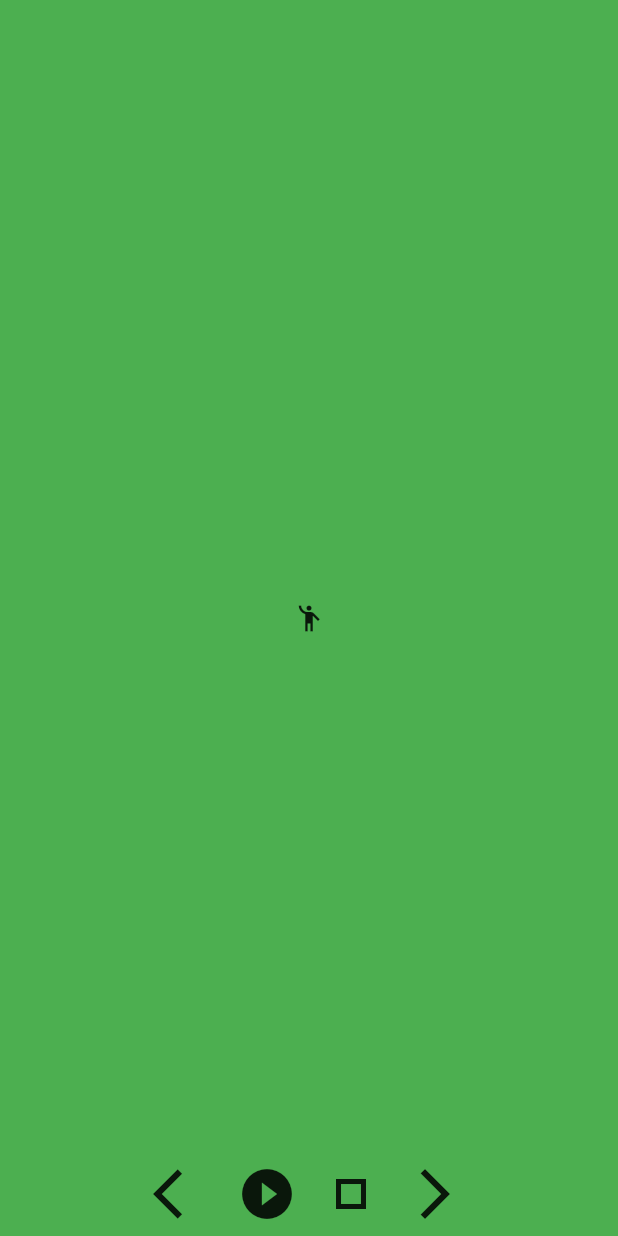
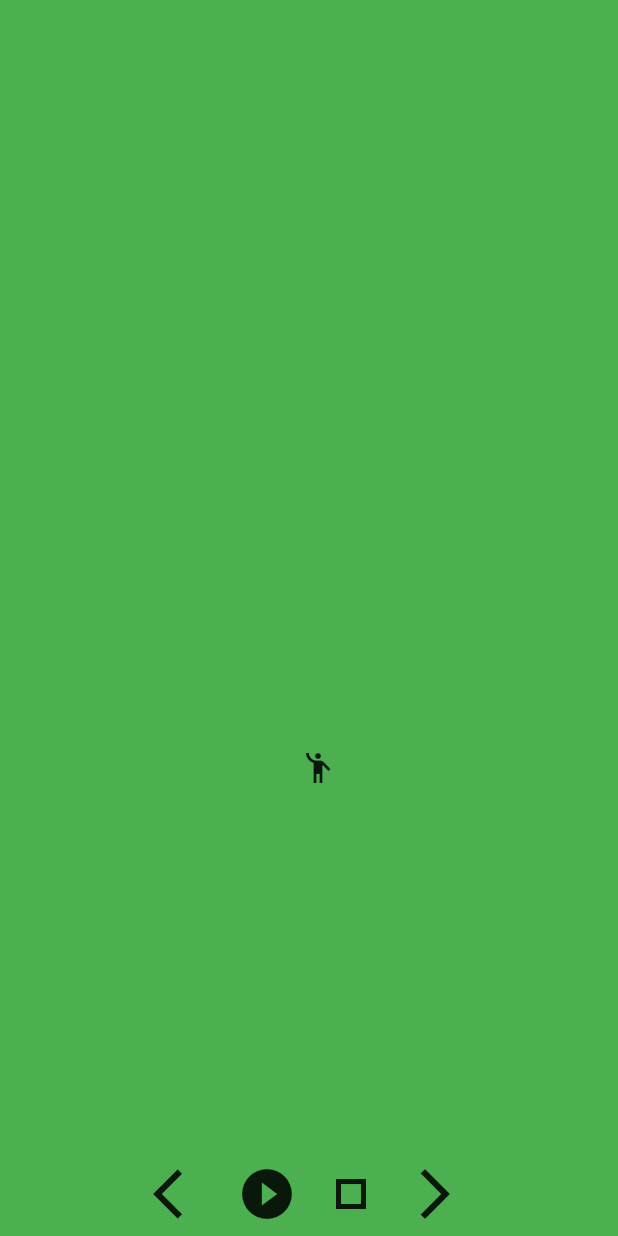
Before and after one commit to wuyxp/flutter-demo, a Flutter app: the screen it shows after launch, after a tap on the "play circle filled" icon, on a phone screen of 412 x 824 dp. Run offline on Flutter 3.47's test engine with Material 2 defaults, Android fonts, the phone set to English and light mode, and no system bars.

Commit message:
feat：使用自定义贝塞尔曲线的估值器Tween

```diff
--- a/lib/animation/base.dart
+++ b/lib/animation/base.dart
@@ -78,4 +78,10 @@ class __BaseState extends State<_Base> with SingleTickerProviderStateMixin {
       ],
     );
   }
+  @override
+  void dispose() {
+    // TODO: implement dispose
+    super.dispose();
+    _controller.dispose();
+  }
 }
--- /dev/null
+++ b/lib/animation/bezier.dart
@@ -0,0 +1,91 @@
+import 'package:flutter/material.dart';
+
+import '../utils/animation_bezier.dart';
+
+class AnimationBezier extends StatelessWidget {
+  @override
+  Widget build(BuildContext context) {
+    _Base base = _Base();
+    return Scaffold(
+      body: SafeArea(
+        child: Container(
+          child: base,
+        ),
+      ),
+    );
+  }
+}
+
+class _Base extends StatefulWidget {
+  @override
+  __BaseState createState() => __BaseState();
+}
+
+class __BaseState extends State<_Base> with SingleTickerProviderStateMixin {
+  AnimationController _controller;
+  Animation<Point> _scale;
+  @override
+  void initState() {
+    super.initState();
+    _controller = AnimationController(
+      vsync: this,
+      duration: Duration(seconds: 5)
+    );
+    final Animation<double> curve = CurvedAnimation(parent: _controller, curve: Curves.elasticInOut);
+    _scale = BezierTween(Point(300.0, 300.0), Point(100.0, 200.0), Point(200.0, 500.0)).animate(curve);
+    _controller.addListener(() {
+      this.setState(() {
+      });
+    });
+    _controller.forward();
+  }
+  @override
+  Widget build(BuildContext context) {
+    return Container(
+      width: double.infinity,
+      height: double.infinity,
+      decoration: BoxDecoration(
+          color: Colors.green
+      ),
+      child: Stack(
+        alignment: AlignmentDirectional.center,
+        children: [
+          Positioned(
+            left: _scale.value.x,
+            top: _scale.value.y,
+            child: Icon(Icons.emoji_people),
+          ),
+          Positioned(
+            bottom: 0,
+            child: Row(
+              children: [
+                IconButton(icon: Icon(Icons.arrow_back_ios), iconSize: 40, onPressed: (){
+                  _controller.forward();
+                }),
+                IconButton(icon: Icon(Icons.play_circle_fill), iconSize: 40,onPressed: (){
+                  if(_controller.status == AnimationStatus.forward) {
+                    _controller.forward();
+                  } else if (_controller.status == AnimationStatus.reverse) {
+                    _controller.reverse();
+                  }
+                }),
+                IconButton(icon: Icon(Icons.stop_outlined), iconSize: 40,onPressed: (){
+                  _controller.stop();
+                }),
+                IconButton(icon: Icon(Icons.arrow_forward_ios), iconSize: 40,onPressed: (){
+                  _controller.reverse();
+                }),
+              ],
+            ),
+          )
+        ],
+      ),
+    );
+  }
+  @override
+  void dispose() {
+    // TODO: implement dispose
+    super.dispose();
+    _controller.dispose();
+  }
+}
--- a/lib/main.dart
+++ b/lib/main.dart
@@ -15,6 +15,7 @@ import 'pages/bottom_tab.dart';
 import 'pages/unknown.dart';
 
 import 'animation/base.dart';
+import 'animation/bezier.dart';
 
 void main() {
   runApp(
@@ -43,8 +44,9 @@ class MyApp extends StatelessWidget {
         '/detail': (context) => Detail(),
         '/bottomTab':(context) => BottomTab(),
         '/animation/base': (context) => AnimationBase(),
+        '/animation/bezier': (context) => AnimationBezier(),
       },
-      initialRoute: "/animation/base",
+      initialRoute: "/animation/bezier",
       navigatorObservers: [routeObserver, MyRouteObserve()],
       onGenerateRoute: (RouteSettings rs) {
         if (rs.name == '/favorite/detail') {
--- /dev/null
+++ b/lib/utils/animation_bezier.dart
@@ -0,0 +1,21 @@
+import 'package:flutter/animation.dart';
+
+class Point {
+  final double x;
+  final double y;
+  const Point(this.x, this.y);
+}
+
+class BezierTween extends Animatable<Point> {
+  final Point p1;
+  final Point p2;
+  final Point p3;
+
+  BezierTween(this.p1, this.p2, this.p3): assert(p1 != null), assert(p2 != null), assert(p3 != null);
+  @override
+  Point transform(double t) {
+    double x = (1-t) * (1-t) * p1.x + 2 * t * (1-t) * p2.x + t* t * p3.x;
+    double y = (1-t) * (1-t) * p1.y + 2 * t * (1-t) * p2.y + t* t * p3.y;
+    return Point(x, y);
+  }
+}
```
